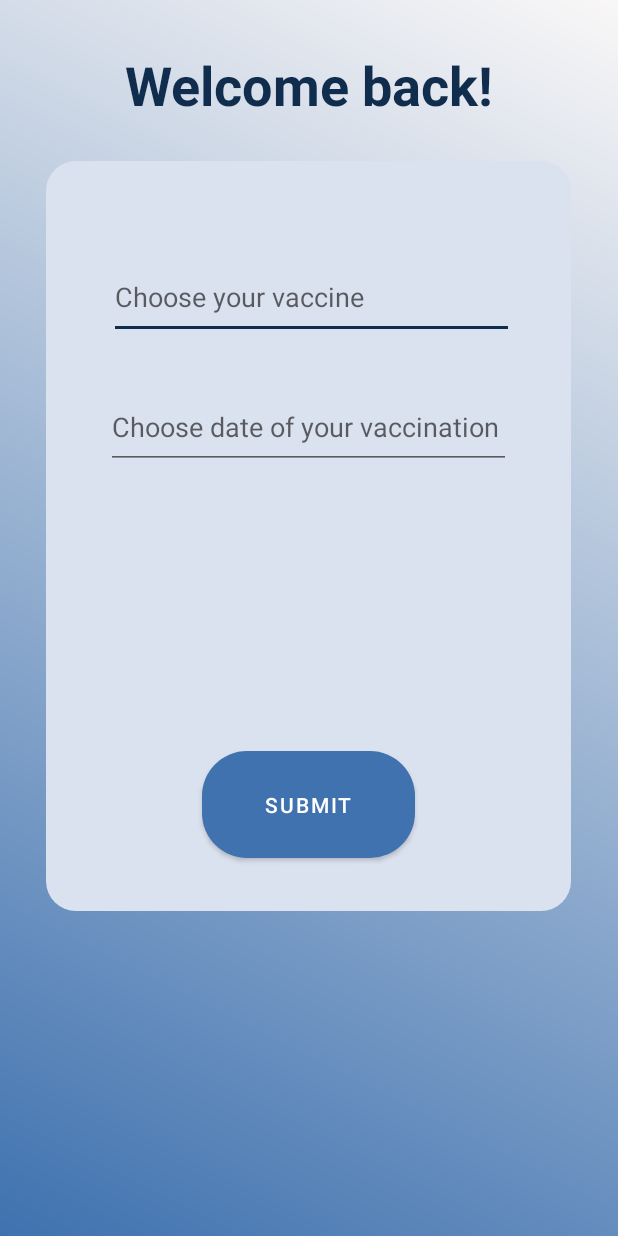
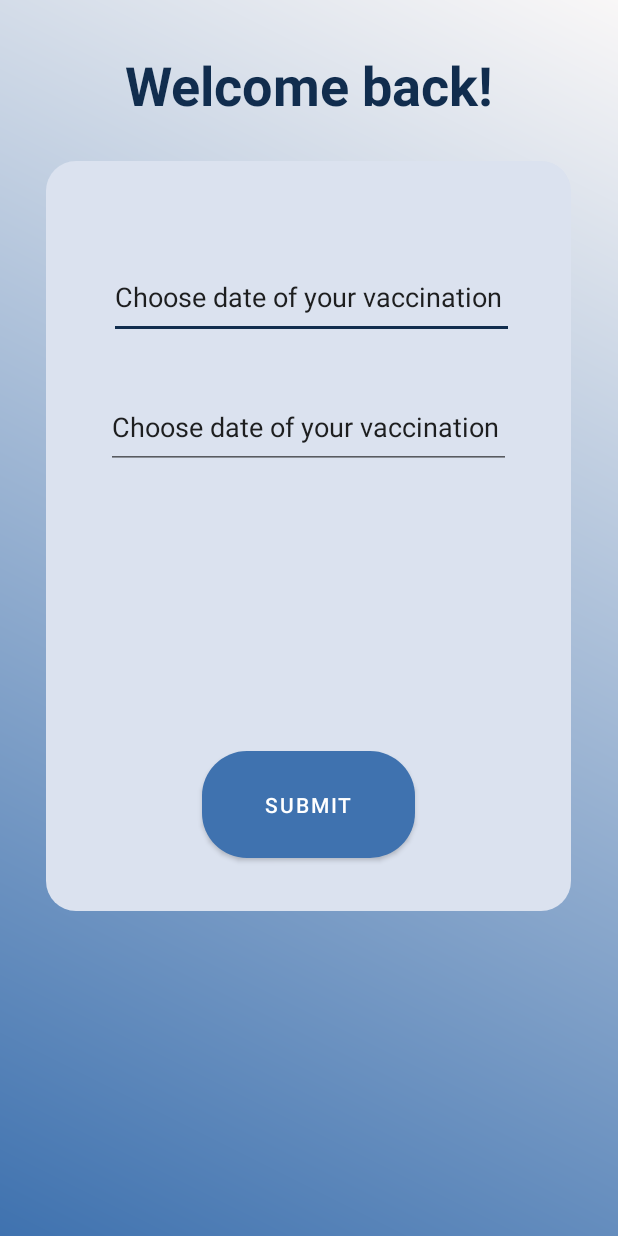
Before and after one commit to dominikcedro/VaccinesApp, an Android app: the fragment AddVaccineFragment shown on its own in the app's theme, on a phone screen of 412 x 824 dp. Run offline under Robolectric (Android 15) with nearby library versions, the phone set to English and light mode, and no system bars.

Commit message:
ADD code cleanup in layout file fragent add vaccine and fragment date pick

```diff
--- a/app/src/main/java/com/example/vaccineapp/fragments/AddVaccineFragment.kt
+++ b/app/src/main/java/com/example/vaccineapp/fragments/AddVaccineFragment.kt
@@ -1,60 +1,28 @@
 package com.example.vaccineapp.fragments
 
 import android.os.Bundle
-import androidx.fragment.app.Fragment
 import android.view.LayoutInflater
+import android.view.MotionEvent
 import android.view.View
 import android.view.ViewGroup
+import android.widget.EditText
+import androidx.fragment.app.Fragment
 import com.example.vaccineapp.R
+import com.example.vaccineapp.fragments.DatePickFragment
 
-// TODO: Rename parameter arguments, choose names that match
-// the fragment initialization parameters, e.g. ARG_ITEM_NUMBER
-private const val ARG_PARAM1 = "param1"
-private const val ARG_PARAM2 = "param2"
-
-/**
- * A simple [Fragment] subclass.
- * Use the [AddVaccineFragment.newInstance] factory method to
- * create an instance of this fragment.
- */
 class AddVaccineFragment : Fragment() {
-    // TODO: Rename and change types of parameters
-    private var param1: String? = null
-    private var param2: String? = null
-
-    override fun onCreate(savedInstanceState: Bundle?) {
-        super.onCreate(savedInstanceState)
-        arguments?.let {
-            param1 = it.getString(ARG_PARAM1)
-            param2 = it.getString(ARG_PARAM2)
-        }
-    }
 
     override fun onCreateView(
         inflater: LayoutInflater, container: ViewGroup?,
         savedInstanceState: Bundle?
     ): View? {
-        // Inflate the layout for this fragment
         return inflater.inflate(R.layout.fragment_add_vaccine, container, false)
     }
 
-    companion object {
-        /**
-         * Use this factory method to create a new instance of
-         * this fragment using the provided parameters.
-         *
-         * @param param1 Parameter 1.
-         * @param param2 Parameter 2.
-         * @return A new instance of fragment AddVaccineFragment.
-         */
-        // TODO: Rename and change types and number of parameters
-        @JvmStatic
-        fun newInstance(param1: String, param2: String) =
-            AddVaccineFragment().apply {
-                arguments = Bundle().apply {
-                    putString(ARG_PARAM1, param1)
-                    putString(ARG_PARAM2, param2)
-                }
-            }
+    override fun onViewCreated(view: View, savedInstanceState: Bundle?) {
+        super.onViewCreated(view, savedInstanceState)
+        val etChoseVaccine = view.findViewById<EditText>(R.id.etChoseVaccine)
+        val etChoseDate = view.findViewById<EditText>(R.id.etChoseDate)
+        }
+
     }
-}
--- a/app/src/main/res/layout/fragment_add_vaccine.xml
+++ b/app/src/main/res/layout/fragment_add_vaccine.xml
@@ -43,35 +43,35 @@
             android:background="@drawable/background_field_rounded">
 
             <EditText
-                android:id="@+id/etLoginEmail"
+                android:id="@+id/etChoseVaccine"
                 android:layout_width="270dp"
                 android:layout_height="55dp"
                 android:layout_marginStart="41dp"
                 android:layout_marginTop="63dp"
                 android:layout_marginEnd="38dp"
                 android:ems="10"
-                android:hint="Choose your vaccine"
-                android:inputType="textEmailAddress"
+                android:text="Choose date of your vaccination"
+                android:inputType="text"
                 app:layout_constraintEnd_toEndOf="parent"
                 app:layout_constraintStart_toStartOf="parent"
                 app:layout_constraintTop_toTopOf="parent" />
 
             <EditText
-                android:id="@+id/etLoginPassword"
+                android:id="@+id/etChoseDate"
                 android:layout_width="270dp"
                 android:layout_height="55dp"
                 android:layout_marginStart="40dp"
                 android:layout_marginTop="31dp"
                 android:layout_marginEnd="40dp"
                 android:ems="10"
-                android:hint="Choose date of your vaccination"
-                android:inputType="textPassword"
+                android:text="Choose date of your vaccination"
+                android:inputType="text"
                 app:layout_constraintEnd_toEndOf="parent"
                 app:layout_constraintStart_toStartOf="parent"
-                app:layout_constraintTop_toBottomOf="@+id/etLoginEmail" />
+                app:layout_constraintTop_toBottomOf="@+id/etChoseVaccine" />
 
             <Button
-                android:id="@+id/btnLogin"
+                android:id="@+id/btnSubmit"
                 android:layout_width="142dp"
                 android:layout_height="71dp"
                 android:layout_marginStart="104dp"
@@ -82,7 +82,7 @@
                 app:layout_constraintEnd_toEndOf="parent"
                 app:layout_constraintHorizontal_bias="1.0"
                 app:layout_constraintStart_toStartOf="parent"
-                app:layout_constraintTop_toBottomOf="@+id/etLoginPassword" />
+                app:layout_constraintTop_toBottomOf="@+id/etChoseDate" />
 
         </androidx.constraintlayout.widget.ConstraintLayout>
     </androidx.cardview.widget.CardView>
```
Also changed, not shown: app/src/main/java/com/example/vaccineapp/fragments/DatePickFragment.kt (added, +60 -0 lines), app/src/main/java/com/example/vaccineapp/vaccines_list_recycler/VaccineAdapter.kt (+14 -2 lines), app/src/main/res/layout/fragment_date_pick.xml (added, +34 -0 lines), app/src/main/res/layout/vaccine_list_row.xml (+11 -2 lines).
